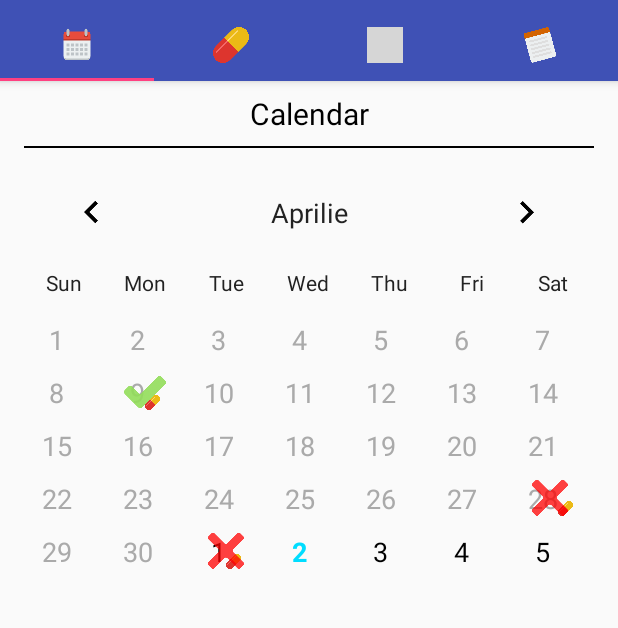
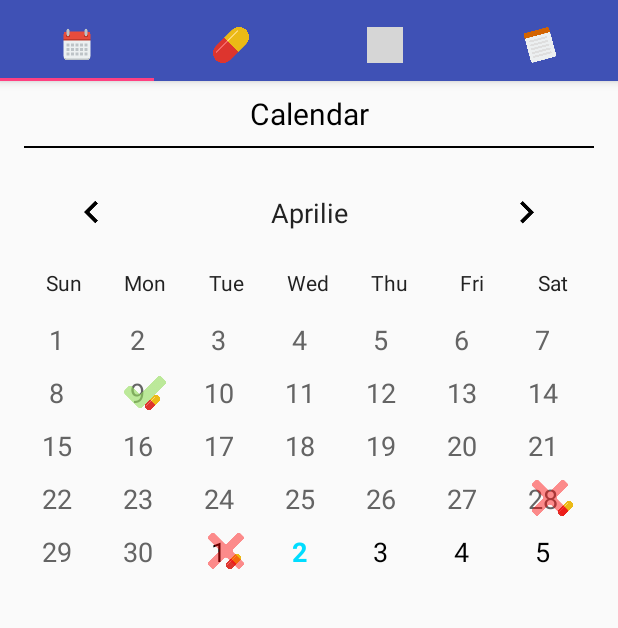
Before and after one commit to RUGSoftEng/2018-Tuberculosis-Android, an Android app: the TabCalendar screen opened directly, with no data from a screen before it, after a tap on an icon or button, on a phone screen of 412 x 824 dp, the part 53-681 px from its top. Run offline under Robolectric (Android 15) with nearby library versions, the phone set to English and light mode, and no system bars; grey boxes are pictures that could not be loaded.

Commit message:
Change colors and transparency

```diff
--- a/TuberculosisApp/app/src/main/java/com/rugged/tuberculosisapp/calendar/CalendarAdapter.java
+++ b/TuberculosisApp/app/src/main/java/com/rugged/tuberculosisapp/calendar/CalendarAdapter.java
@@ -63,9 +63,10 @@ public class CalendarAdapter extends ArrayAdapter<Date> {
 
         if (month != today.getMonth() || year != today.getYear()) {
             // If this day is outside current month, grey it out
-            textDayNumber.setTextColor(mContext.getResources().getColor(android.R.color.darker_gray));
+            textDayNumber.setTextColor(Color.rgb(100, 100, 100));
         } else if (day == today.getDate()) {
             // If it is today, set it to blue/bold
+            // TODO: circle around today
             textDayNumber.setTypeface(null, Typeface.BOLD);
             textDayNumber.setTextColor(mContext.getResources().getColor(android.R.color.holo_blue_bright));
         }
@@ -85,7 +86,7 @@ public class CalendarAdapter extends ArrayAdapter<Date> {
                             // Not taken, add red cross
                             if (month != today.getMonth() || day != today.getDate()) {
                                 takenOverlay.setImageResource(R.drawable.ic_cross);
-                                takenOverlay.setAlpha((float)0.75);
+                                takenOverlay.setAlpha((float)0.45);
                             } else {
                                 takenOverlay.setImageResource(0);
                             }
--- a/TuberculosisApp/app/src/main/res/layout/control_calendar_day.xml
+++ b/TuberculosisApp/app/src/main/res/layout/control_calendar_day.xml
@@ -36,6 +36,6 @@
         android:layout_height="wrap_content"
         android:layout_gravity="center"
         android:adjustViewBounds="true"
-        android:alpha=".90" />
+        android:alpha=".6"/>
 
 </FrameLayout>
```
